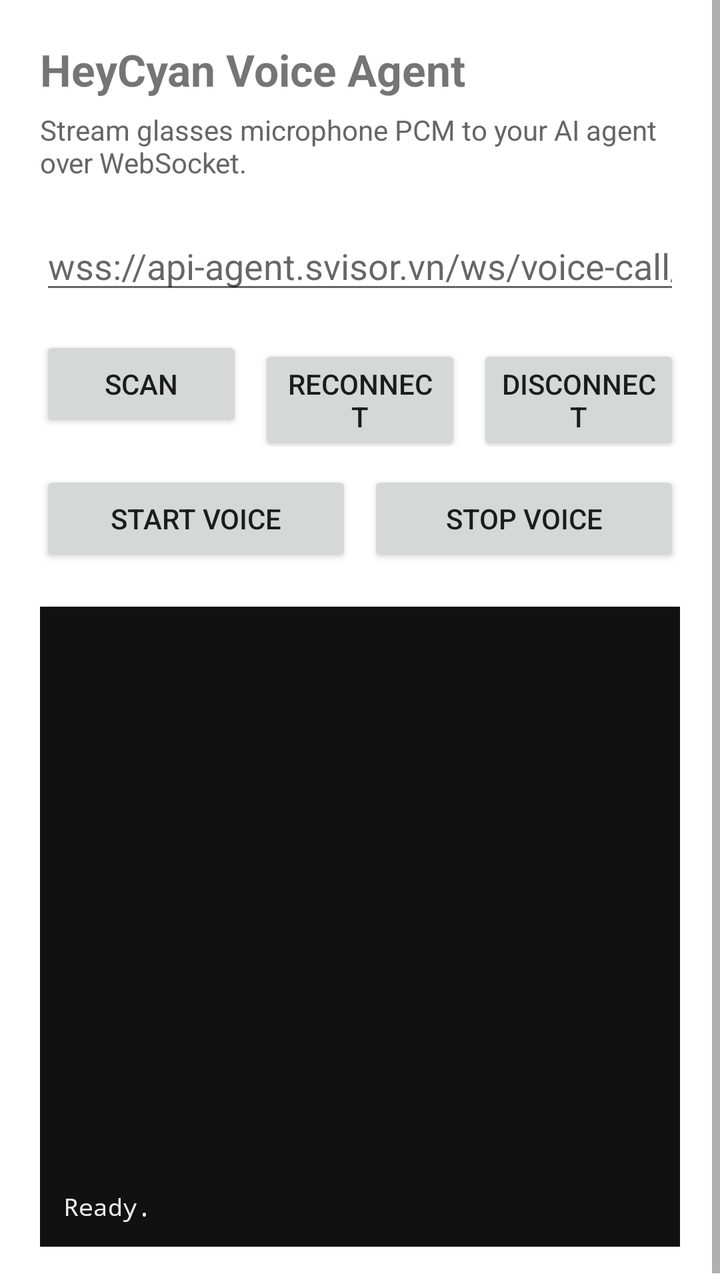
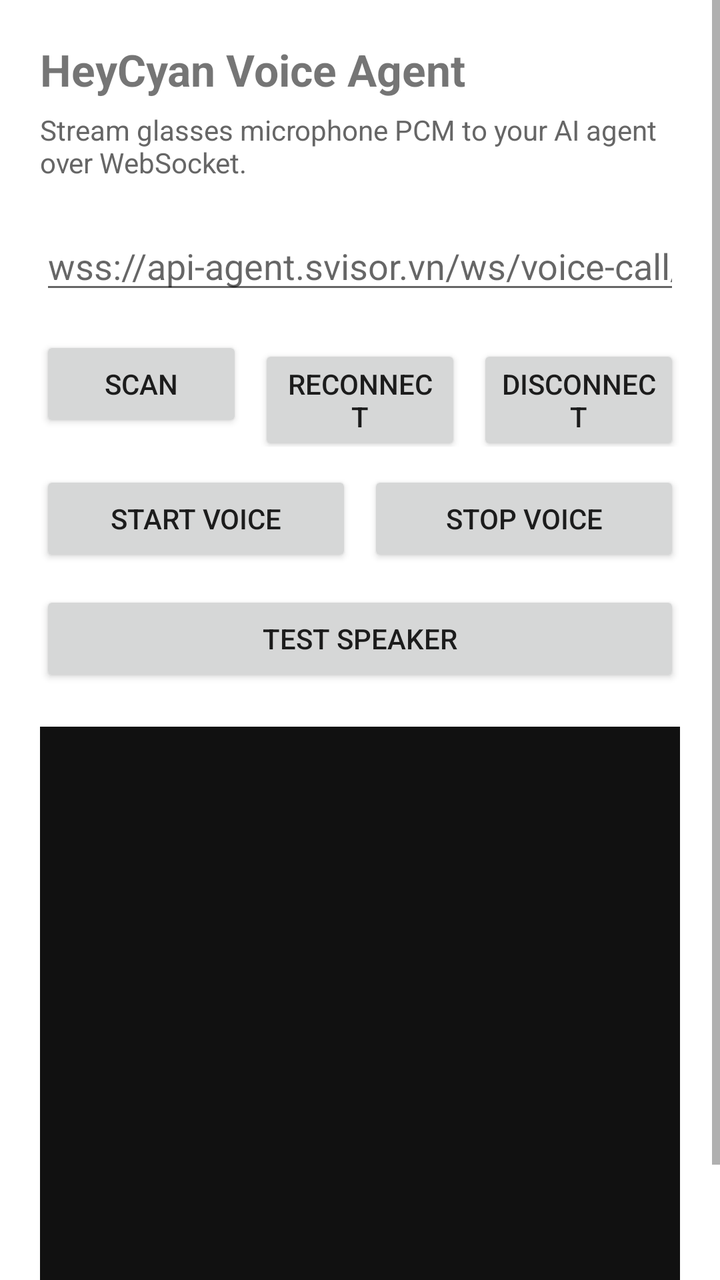

Two renders of the same Android screen: before a commit and after it. Below are the layout's source before the change and the commit's diff.
<!-- AndroidManifest.xml: application theme Theme.HeyCyanVoiceAgent -->
<!-- res/layout/activity_main.xml -->
<?xml version="1.0" encoding="utf-8"?>
<ScrollView xmlns:android="http://schemas.android.com/apk/res/android"
    xmlns:tools="http://schemas.android.com/tools"
    android:layout_width="match_parent"
    android:layout_height="match_parent"
    android:fillViewport="true"
    tools:ignore="MissingClass">

    <LinearLayout
        android:layout_width="match_parent"
        android:layout_height="wrap_content"
        android:orientation="vertical"
        android:padding="20dp">

        <TextView
            android:layout_width="match_parent"
            android:layout_height="wrap_content"
            android:text="@string/voice_agent_title"
            android:textSize="22sp"
            android:textStyle="bold" />

        <TextView
            android:layout_width="match_parent"
            android:layout_height="wrap_content"
            android:layout_marginTop="6dp"
            android:text="@string/voice_agent_subtitle"
            android:textColor="#666666"
            android:textSize="14sp" />

        <EditText
            android:id="@+id/websocket_url"
            android:layout_width="match_parent"
            android:layout_height="wrap_content"
            android:layout_marginTop="20dp"
            android:hint="@string/websocket_url_hint"
            android:inputType="textUri"
            android:singleLine="true" />

        <LinearLayout
            android:layout_width="match_parent"
            android:layout_height="wrap_content"
            android:layout_marginTop="16dp"
            android:orientation="horizontal">

            <Button
                android:id="@+id/btn_scan"
                android:layout_width="0dp"
                android:layout_height="wrap_content"
                android:layout_weight="1"
                android:text="@string/action_scan" />

            <Button
                android:id="@+id/btn_connect"
                android:layout_width="0dp"
                android:layout_height="wrap_content"
                android:layout_marginStart="8dp"
                android:layout_weight="1"
                android:text="@string/action_reconnect" />

            <Button
                android:id="@+id/btn_disconnect"
                android:layout_width="0dp"
                android:layout_height="wrap_content"
                android:layout_marginStart="8dp"
                android:layout_weight="1"
                android:text="@string/action_disconnect" />
        </LinearLayout>

        <LinearLayout
            android:layout_width="match_parent"
            android:layout_height="wrap_content"
            android:layout_marginTop="12dp"
            android:orientation="horizontal">

            <Button
                android:id="@+id/btn_start_voice"
                android:layout_width="0dp"
                android:layout_height="wrap_content"
                android:layout_weight="1"
                android:text="@string/action_start_voice" />

            <Button
                android:id="@+id/btn_stop_voice"
                android:layout_width="0dp"
                android:layout_height="wrap_content"
                android:layout_marginStart="8dp"
                android:layout_weight="1"
                android:text="@string/action_stop_voice" />
        </LinearLayout>

        <TextView
            android:id="@+id/status_log"
            android:layout_width="match_parent"
            android:layout_height="320dp"
            android:layout_marginTop="20dp"
            android:background="#111111"
            android:fontFamily="monospace"
            android:gravity="bottom"
            android:padding="12dp"
            android:scrollbars="vertical"
            android:text="@string/log_initial"
            android:textColor="#EAEAEA"
            android:textSize="12sp" />
    </LinearLayout>
</ScrollView>
<!-- resources referenced by this layout -->
<resources>
  <string name="action_disconnect">Disconnect</string>
  <string name="action_reconnect">Reconnect</string>
  <string name="action_scan">Scan</string>
  <string name="action_start_voice">Start voice</string>
  <string name="action_stop_voice">Stop voice</string>
  <string name="log_initial">Ready.</string>
  <string name="voice_agent_subtitle">Stream glasses microphone PCM to your AI agent over WebSocket.</string>
  <string name="voice_agent_title">HeyCyan Voice Agent</string>
  <string name="websocket_url_hint">wss://api-agent.svisor.vn/ws/voice-call/...</string>
  <style name="Theme.HeyCyanVoiceAgent" parent="Theme.MaterialComponents.DayNight.NoActionBar">
          
          <item name="colorPrimary">@color/purple_500</item>
          
          
          
          <item name="windowActionBar">false</item>
          <item name="windowNoTitle">true</item>
          
  
      </style>
  <color name="purple_500">#FF6200EE</color>
</resources>

<!-- the commit's change to res/layout/activity_main.xml (unified diff, before → after) -->
@@ -88,6 +88,13 @@
                 android:text="@string/action_stop_voice" />
         </LinearLayout>
 
+        <Button
+            android:id="@+id/btn_test_speaker"
+            android:layout_width="match_parent"
+            android:layout_height="wrap_content"
+            android:layout_marginTop="12dp"
+            android:text="@string/action_test_speaker" />
+
         <TextView
             android:id="@+id/status_log"
             android:layout_width="match_parent"
<!-- resource entries referenced after the edit -->
@@ -5,6 +5,7 @@
   <string name="action_scan">Scan</string>
   <string name="action_start_voice">Start voice</string>
   <string name="action_stop_voice">Stop voice</string>
+  <string name="action_test_speaker">Test speaker</string>
   <string name="log_initial">Ready.</string>
   <string name="voice_agent_subtitle">Stream glasses microphone PCM to your AI agent over WebSocket.</string>
   <string name="voice_agent_title">HeyCyan Voice Agent</string>
